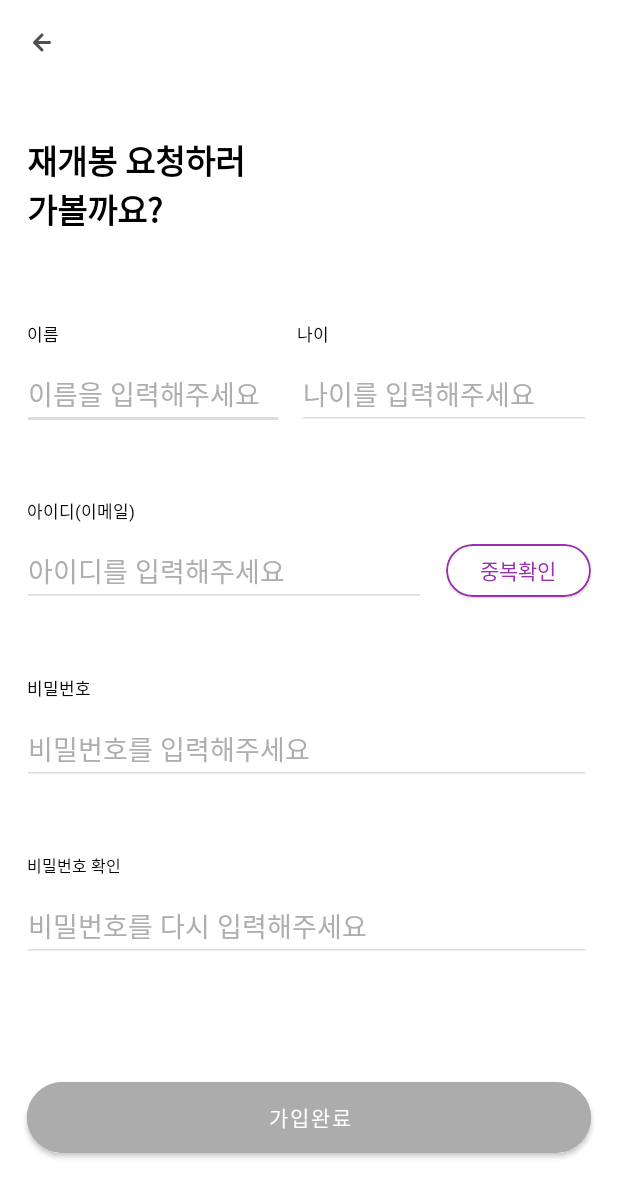
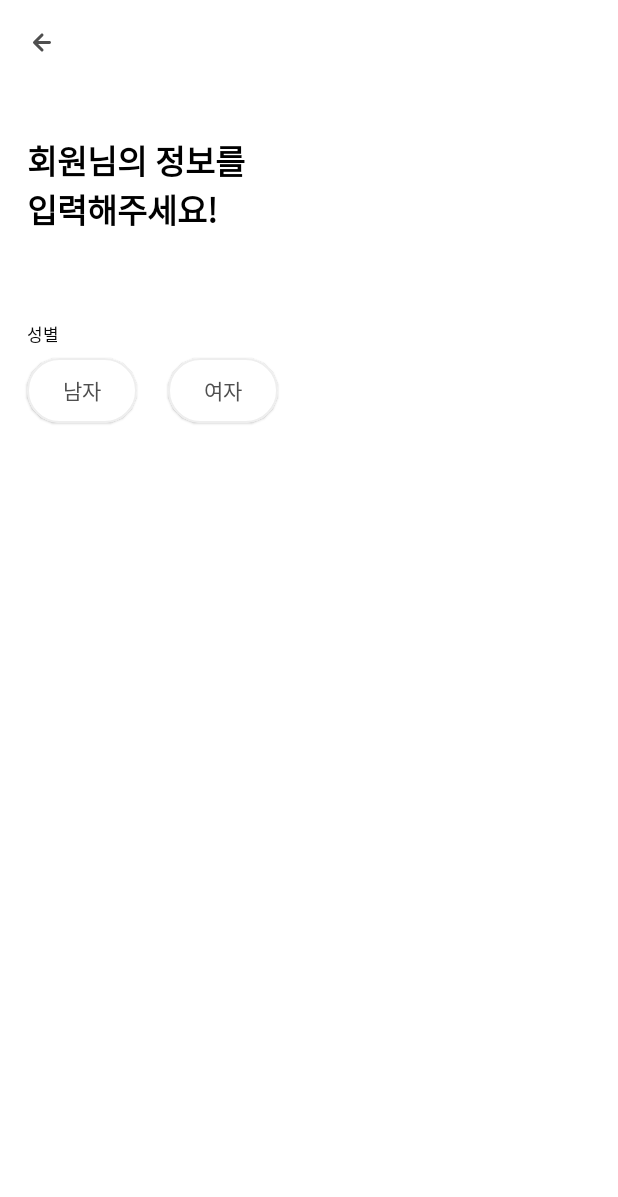
Before and after one commit to hanchang97/Wanna-Movie, an Android app: the screen it shows after launch (SignupStep2Activity before the commit, SignUpStep1Activity after it), after a tap on "회원가입", on a phone screen of 412 x 824 dp. Shown: the top 1197 px of the screen. Run offline under Robolectric (Android 15) with nearby library versions, the phone set to English and light mode, and no system bars.

```diff
--- a/app/src/main/java/com/example/wannamovie/presentation/login/LoginActivity.kt
+++ b/app/src/main/java/com/example/wannamovie/presentation/login/LoginActivity.kt
@@ -9,6 +9,7 @@ import android.view.View
 import androidx.activity.viewModels
 import androidx.appcompat.app.AppCompatActivity
 import com.example.wannamovie.databinding.ActivityLoginBinding
+import com.example.wannamovie.presentation.signup.SignUpStep1Activity
 import com.example.wannamovie.presentation.signup.SignupStep2Activity
 
 
@@ -84,7 +85,7 @@ class LoginActivity: AppCompatActivity() {
         // 회원가입 이동
         binding.tvGotoSignup.setOnClickListener {
             Log.e("AppTest","go to signup activity")
-            val intent = Intent(this, SignupStep2Activity::class.java)
+            val intent = Intent(this, SignUpStep1Activity::class.java)
             startActivity(intent)
         }
     }
--- a/app/src/main/java/com/example/wannamovie/presentation/signup/SignUpStep1Activity.kt
+++ b/app/src/main/java/com/example/wannamovie/presentation/signup/SignUpStep1Activity.kt
@@ -1,13 +1,43 @@
 package com.example.wannamovie.presentation.signup
 
 import android.os.Bundle
+import android.util.Log
+import android.view.MenuItem
 import androidx.appcompat.app.AppCompatActivity
+import com.example.wannamovie.R
+import com.example.wannamovie.databinding.ActivitySignup1Binding
+import com.example.wannamovie.databinding.ActivitySignup2Binding
 
 // 성별, 직업, 지역(시, 구, 동) 입력받기
 class SignUpStep1Activity : AppCompatActivity() {
 
+    private lateinit var binding: ActivitySignup1Binding
+
     override fun onCreate(savedInstanceState: Bundle?) {
         super.onCreate(savedInstanceState)
 
+        binding = ActivitySignup1Binding.inflate(layoutInflater)
+        setContentView(binding.root)
+
+        // toolbar 설정!!
+        setSupportActionBar(binding.toolbar)  // 액션바로 xml에 만들어준 toolbar를 사용한다
+        supportActionBar!!.setDisplayHomeAsUpEnabled(true) // 뒤로가기 버튼 활성화
+        supportActionBar!!.setHomeAsUpIndicator(R.drawable.ic_icon_back)
+        supportActionBar!!.setDisplayShowTitleEnabled(false) // 기본제목 없애기
+        //supportActionBar!!.setTitle("회원가입")
+
+    }
+
+    // toolbar
+    override fun onOptionsItemSelected(item: MenuItem): Boolean {
+        when(item.itemId){
+            android.R.id.home -> {
+                // 뒤로가기 버튼 누를 시
+                Log.e("AppTest", "toolbar back btn clicked")
+                finish()
+                return true
+            }
+        }
+        return super.onOptionsItemSelected(item)
     }
 }
--- a/app/src/main/java/com/example/wannamovie/presentation/signup/SignupStep2Activity.kt
+++ b/app/src/main/java/com/example/wannamovie/presentation/signup/SignupStep2Activity.kt
@@ -6,17 +6,17 @@ import android.util.Log
 import android.view.MenuItem
 import androidx.appcompat.app.AppCompatActivity
 import com.example.wannamovie.R
-import com.example.wannamovie.databinding.ActivitySignupBinding
+import com.example.wannamovie.databinding.ActivitySignup2Binding
 import com.example.wannamovie.presentation.welcome.WelcomeActivity
 
 class SignupStep2Activity: AppCompatActivity() {
 
-    private lateinit var binding: ActivitySignupBinding
+    private lateinit var binding: ActivitySignup2Binding
 
     override fun onCreate(savedInstanceState: Bundle?) {
         super.onCreate(savedInstanceState)
 
-        binding = ActivitySignupBinding.inflate(layoutInflater)
+        binding = ActivitySignup2Binding.inflate(layoutInflater)
         setContentView(binding.root)
 
         // toolbar 설정!!
--- a/app/src/main/java/com/example/wannamovie/presentation/welcome/WelcomeActivity.kt
+++ b/app/src/main/java/com/example/wannamovie/presentation/welcome/WelcomeActivity.kt
@@ -14,5 +14,8 @@ class WelcomeActivity: AppCompatActivity() {
         setContentView(binding.root)
 
 
+
+
+
     }
 }
--- /dev/null
+++ b/app/src/main/res/layout/activity_signup_1.xml
@@ -0,0 +1,191 @@
+<?xml version="1.0" encoding="utf-8"?>
+<androidx.constraintlayout.widget.ConstraintLayout
+    xmlns:android="http://schemas.android.com/apk/res/android"
+    xmlns:app="http://schemas.android.com/apk/res-auto"
+    android:layout_width="match_parent"
+    android:layout_height="match_parent">
+
+    <androidx.constraintlayout.widget.Guideline
+        android:id="@+id/guideline_vertical_4.44"
+        android:layout_width="0dp"
+        android:layout_height="0dp"
+        android:orientation="vertical"
+        app:layout_constraintGuide_percent="0.0444"/>
+
+    <!-- Tool bar -->
+    <androidx.appcompat.widget.Toolbar
+        android:id="@+id/toolbar"
+        android:layout_width="match_parent"
+        android:layout_height="wrap_content"
+        app:layout_constraintTop_toTopOf="parent"/>
+
+    <androidx.constraintlayout.widget.Guideline
+        android:id="@+id/guideline_vertical_95.56"
+        android:layout_width="0dp"
+        android:layout_height="0dp"
+        android:orientation="vertical"
+        app:layout_constraintGuide_percent="0.9556"/>
+
+    <!-- -->
+
+    <View
+        android:id="@+id/View_1"
+        android:layout_width="match_parent"
+        android:layout_height="0dp"
+        app:layout_constraintHeight_percent="0.11"
+        app:layout_constraintTop_toTopOf="parent"/>
+
+    <TextView
+        android:id="@+id/tv_signup_des"
+        android:layout_width="0dp"
+        android:layout_height="0dp"
+        app:layout_constraintLeft_toLeftOf="@id/guideline_vertical_4.44"
+        app:layout_constraintRight_toRightOf="@id/guideline_vertical_95.56"
+        app:layout_constraintTop_toBottomOf="@id/View_1"
+        app:layout_constraintHeight_percent="0.08"
+        android:text="@string/tv_signup1_des"
+        style="@style/tv_signup_des"/>
+
+    <View
+        android:id="@+id/view_2"
+        android:layout_width="match_parent"
+        android:layout_height="0dp"
+        app:layout_constraintTop_toBottomOf="@id/tv_signup_des"
+        app:layout_constraintHeight_percent="0.07"/>
+
+    <!-- 아이디 성별 텍스트 -->
+    <TextView
+        android:id="@+id/tv_gender_description"
+        android:layout_width="0dp"
+        android:layout_height="0dp"
+        app:layout_constraintHeight_percent="0.02"
+        app:layout_constraintTop_toBottomOf="@id/view_2"
+        app:layout_constraintLeft_toLeftOf="@id/guideline_vertical_4.44"
+        app:layout_constraintRight_toRightOf="@id/guideline_vertical_95.56"
+        android:text="성별"
+        style="@style/tv_info_regist_description"/>
+
+    <View
+        android:id="@+id/view_3"
+        android:layout_width="match_parent"
+        android:layout_height="0dp"
+        app:layout_constraintHeight_percent="0.01"
+        app:layout_constraintTop_toBottomOf="@id/tv_gender_description"/>
+
+    <View
+        android:id="@+id/view_4"
+        android:layout_width="match_parent"
+        android:layout_height="0dp"
+        app:layout_constraintTop_toBottomOf="@id/view_3"
+        app:layout_constraintDimensionRatio="360:38"/>
+
+
+
+    <com.google.android.material.card.MaterialCardView
+        android:id="@+id/cv_man"
+        android:layout_width="wrap_content"
+        android:layout_height="0dp"
+        app:layout_constraintTop_toBottomOf="@id/view_3"
+        app:layout_constraintBottom_toBottomOf="@id/view_4"
+        app:layout_constraintLeft_toLeftOf="@id/guideline_vertical_4.44"
+
+        app:strokeWidth="1dp"
+        app:shapeAppearanceOverlay="@style/categoryCardViewShape"
+        app:strokeColor="#EEEEEE"
+        >
+        <LinearLayout
+            android:layout_width="wrap_content"
+            android:layout_height="match_parent"
+            android:layout_gravity="center"
+            android:orientation="horizontal"
+            >
+            <!-- cardview 내부 공간을 위한 invisible text view -->
+            <TextView
+                android:visibility="invisible"
+                android:layout_width="wrap_content"
+                android:layout_height="match_parent"
+                android:text="000"/>
+            <TextView
+                android:id="@+id/tv_man"
+                android:layout_width="wrap_content"
+                android:layout_height="match_parent"
+                android:text="남자"
+                android:maxLines="1"
+                style="@style/tv_category_unselected"/>
+            <TextView
+                android:visibility="invisible"
+                android:layout_width="wrap_content"
+                android:layout_height="match_parent"
+                android:text="000"/>
+
+        </LinearLayout>
+
+    </com.google.android.material.card.MaterialCardView>
+
+
+    <View
+        android:id="@+id/view_5"
+        android:layout_width="0dp"
+        android:layout_height="0dp"
+        app:layout_constraintTop_toTopOf="@id/cv_man"
+        app:layout_constraintBottom_toBottomOf="@id/cv_man"
+        app:layout_constraintLeft_toRightOf="@id/cv_man"
+        app:layout_constraintWidth_percent="0.05"/>
+
+    <com.google.android.material.card.MaterialCardView
+        android:id="@+id/cv_woman"
+        android:layout_width="wrap_content"
+        android:layout_height="0dp"
+        app:layout_constraintTop_toTopOf="@id/view_5"
+        app:layout_constraintBottom_toBottomOf="@id/view_5"
+        app:layout_constraintLeft_toRightOf="@id/view_5"
+
+        app:strokeWidth="1dp"
+        app:shapeAppearanceOverlay="@style/categoryCardViewShape"
+        app:strokeColor="#EEEEEE"
+        >
+        <LinearLayout
+            android:layout_width="wrap_content"
+            android:layout_height="match_parent"
+            android:layout_gravity="center"
+            android:orientation="horizontal"
+            >
+            <!-- cardview 내부 공간을 위한 invisible text view -->
+            <TextView
+                android:visibility="invisible"
+                android:layout_width="wrap_content"
+                android:layout_height="match_parent"
+                android:text="000"/>
+            <TextView
+                android:id="@+id/tv_woman"
+                android:layout_width="wrap_content"
+                android:layout_height="match_parent"
+                android:text="여자"
+                android:maxLines="1"
+                style="@style/tv_category_unselected"/>
+            <TextView
+                android:visibility="invisible"
+                android:layout_width="wrap_content"
+                android:layout_height="match_parent"
+                android:text="000"/>
+
+        </LinearLayout>
+
+    </com.google.android.material.card.MaterialCardView>
+
+
+    <View
+        android:id="@+id/view_6"
+        android:layout_width="match_parent"
+        android:layout_height="0dp"
+        app:layout_constraintTop_toBottomOf="@id/cv_man"
+        app:layout_constraintHeight_percent="0.05"/>
+
+
+
+
+
+
+
+
+</androidx.constraintlayout.widget.ConstraintLayout>
--- a/app/src/main/res/layout/activity_welcome.xml
+++ b/app/src/main/res/layout/activity_welcome.xml
@@ -78,13 +78,14 @@
         />
 
     <com.google.android.material.button.MaterialButton
+        android:id="@+id/btn_goto_login"
         android:layout_width="0dp"
         android:layout_height="0dp"
         app:layout_constraintHeight_percent="0.07"
         app:layout_constraintTop_toBottomOf="@id/view_3"
         app:layout_constraintLeft_toLeftOf="@id/gl_v_10"
         app:layout_constraintRight_toRightOf="@id/gl_v_90"
-        android:text="홈으로 이동"
+        android:text="로그인 화면으로 이동"
         app:shapeAppearanceOverlay="@style/btnRaduisShape"
         android:backgroundTint="@color/btn_active"/>
 
--- a/app/src/main/res/values/strings.xml
+++ b/app/src/main/res/values/strings.xml
@@ -7,6 +7,9 @@
 
     <string name="tv_signup_question">아직 워너무비의 회원이 아니신가요?</string>
     <string name="tv_signup"><u>회원가입</u></string>
+
+
+    <string name="tv_signup1_des">회원님의 정보를\n입력해주세요!</string>
 
     <string name="et_hint_regist_name">이름을 입력해주세요</string>
     <string name="et_hint_regist_id">아이디를 입력해주세요</string>
--- a/app/src/main/res/values/text_style.xml
+++ b/app/src/main/res/values/text_style.xml
@@ -72,4 +72,13 @@
         <item name="fontFamily">@font/notosans_kr_medium</item>
     </style>
 
+    <style name="tv_category_unselected">
+        <item name="android:textColor">#4F4F4F</item>
+        <item name="autoSizeMinTextSize">2sp</item>
+        <item name="autoSizeTextType">uniform</item>
+        <item name="android:gravity">center</item>
+        <item name="android:includeFontPadding">false</item>
+        <item name="fontFamily">@font/notosans_kr_regular</item>
+    </style>
+
 </resources>
--- a/app/src/main/res/values/themes.xml
+++ b/app/src/main/res/values/themes.xml
@@ -25,4 +25,9 @@
         <item name="cornerSize">50%</item>
     </style>
 
+    <style name="categoryCardViewShape">
+        <item name="cornerFamily">rounded</item>
+        <item name="cornerSize">50%</item>
+    </style>
+
 </resources>
```
Also changed, not shown: app/src/main/res/layout/activity_signup_2.xml (renamed from app/src/main/res/layout/activity_signup.xml), 1 other file.
